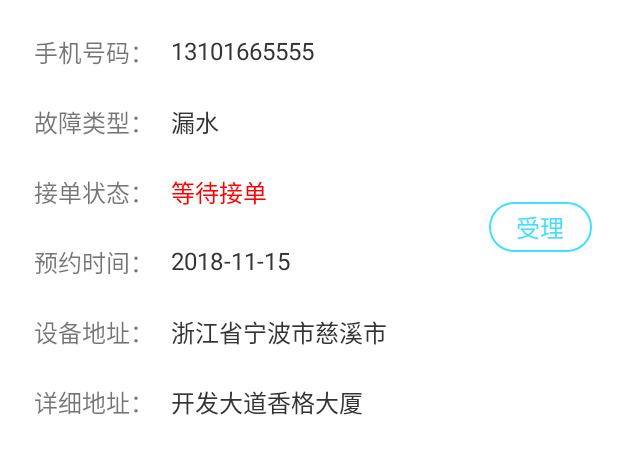
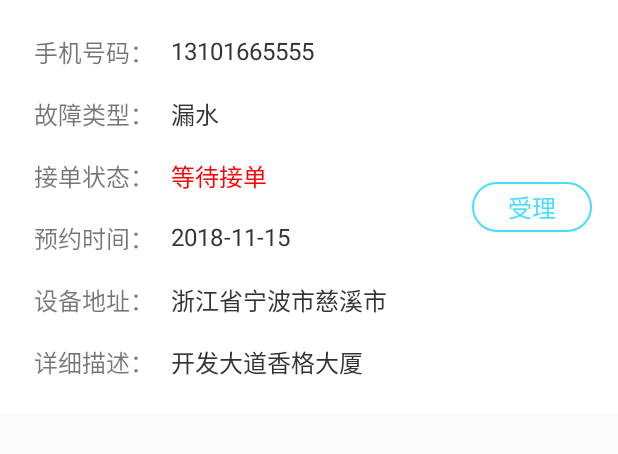
Before and after one commit to WHD597312/WaterPurifer-Distributor1, an Android app: the layout item_xqrepair.xml on its own in the app's theme, with its tools: preview values and no code run, on a phone screen of 412 x 824 dp. Shown: the top 454 px of the screen. Run offline under Robolectric (Android 15) with nearby library versions, the light colour scheme and no system bars.

Commit message:
2018-12-20

```diff
--- a/app/src/main/java/ph/com/waterpurifer_distributor/activity/AddDeviceActivity.java
+++ b/app/src/main/java/ph/com/waterpurifer_distributor/activity/AddDeviceActivity.java
@@ -156,6 +156,7 @@ public class AddDeviceActivity extends BaseActivity {
                 Intent intent = new Intent(this, UserdetailsActivity.class);
                 intent.putExtra("deviceMac",deviceMac);
                 startActivity(intent);
+                break;
             case R.id.btn_add_qd:
                 deviceMac = et_add_id.getText().toString().trim();
                 if (TextUtils.isEmpty(deviceMac)) {
--- a/app/src/main/java/ph/com/waterpurifer_distributor/base/BaseFragment.java
+++ b/app/src/main/java/ph/com/waterpurifer_distributor/base/BaseFragment.java
@@ -24,6 +24,7 @@ public abstract class BaseFragment extends Fragment implements View.OnClickListe
         isDebug = MyApplication.isDebug;
         APP_NAME = MyApplication.APP_NAME;
     }
+
 
     @Override
     public View onCreateView(LayoutInflater inflater, ViewGroup container,
--- a/app/src/main/res/layout/item_xqrepair.xml
+++ b/app/src/main/res/layout/item_xqrepair.xml
@@ -30,7 +30,7 @@
         android:layout_width="wrap_content"
         android:layout_height="wrap_content"
         android:text="故障类型："
-        android:layout_marginTop="@dimen/dp_20"
+        android:layout_marginTop="@dimen/dp_15"
         android:layout_marginLeft="@dimen/dp_20"
         android:textSize="@dimen/sp_14"
         />
@@ -51,7 +51,7 @@
         android:layout_width="wrap_content"
         android:layout_height="wrap_content"
         android:text="接单状态："
-        android:layout_marginTop="@dimen/dp_20"
+        android:layout_marginTop="@dimen/dp_15"
         android:layout_marginLeft="@dimen/dp_20"
         android:textSize="@dimen/sp_14"
         />
@@ -72,7 +72,7 @@
         android:layout_width="wrap_content"
         android:layout_height="wrap_content"
         android:text="预约时间："
-        android:layout_marginTop="@dimen/dp_20"
+        android:layout_marginTop="@dimen/dp_15"
         android:layout_marginLeft="@dimen/dp_20"
         android:textSize="@dimen/sp_14"
         />
@@ -92,7 +92,7 @@
         android:layout_below="@+id/tv_xqre_yytime"
         android:layout_width="wrap_content"
         android:layout_height="wrap_content"
-        android:layout_marginTop="@dimen/dp_20"
+        android:layout_marginTop="@dimen/dp_15"
         android:text="设备地址："
         android:layout_marginLeft="@dimen/dp_20"
         android:textSize="@dimen/sp_14"
@@ -113,9 +113,9 @@
         android:layout_below="@+id/tv_xqre_yyadress"
         android:layout_width="wrap_content"
         android:layout_height="wrap_content"
-        android:text="详细地址："
+        android:text="详细描述："
         android:layout_marginLeft="@dimen/dp_20"
-        android:layout_marginTop="@dimen/dp_20"
+        android:layout_marginTop="@dimen/dp_15"
         android:layout_marginBottom="@dimen/dp_20"
         android:textSize="@dimen/sp_14"
         />
@@ -132,7 +132,7 @@
         />
     <Button
         android:id="@+id/bt_xqre_td"
-        android:layout_width="@dimen/dp_60"
+        android:layout_width="@dimen/dp_70"
         android:layout_height="@dimen/dp_29"
         android:text="受理"
         android:textColor="#44deff"
```
Also changed, not shown: app/src/main/java/ph/com/waterpurifer_distributor/activity/UserdetailsActivity.java (+56 -33 lines), app/src/main/java/ph/com/waterpurifer_distributor/adapter/xqRepairAdapter.java (+11 -4 lines), app/src/main/java/ph/com/waterpurifer_distributor/fragment/XqRepairFragment.java (+9 -1 lines), app/src/main/res/drawable/bg_xqrepair_td1.xml (added, +11 -0 lines), app/src/main/res/layout/activity_user.xml (+1 -6 lines).
